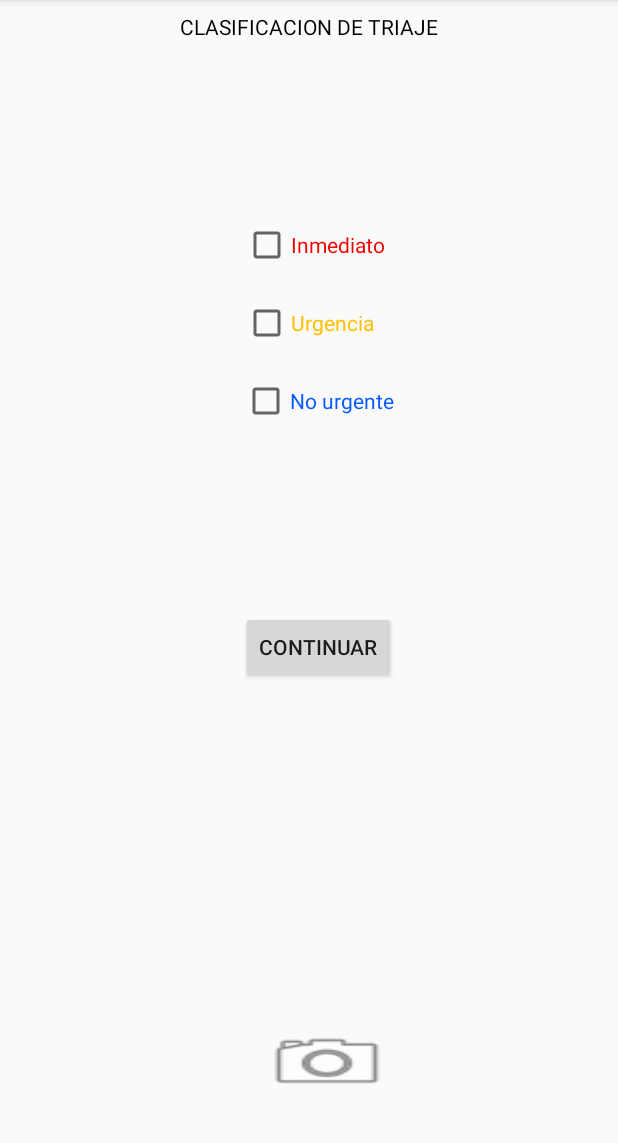
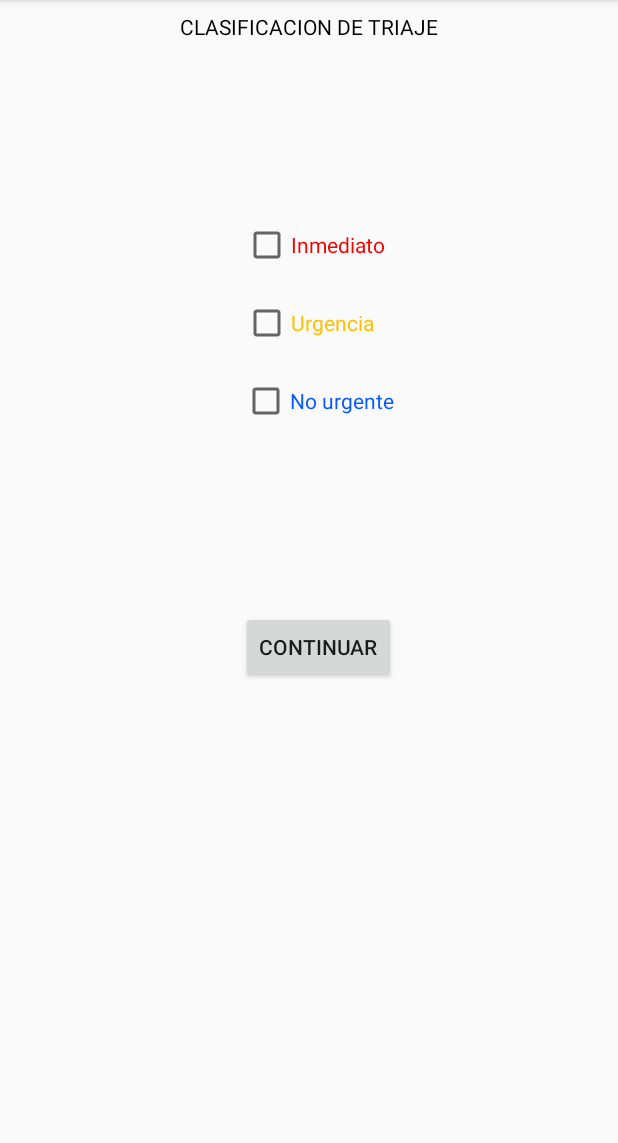
Before and after one commit to carlosesteven/api_maps, an Android app: the ColorActivity screen opened directly, with no data from a screen before it, on a phone screen of 412 x 824 dp, the part 84-1227 px from its top. Run offline under Robolectric (Android 15) with nearby library versions, the phone set to English and light mode, and no system bars; our stand-ins replace Volley; libraries missing offline, so code that uses them is left out: com.frosquivel.magicalcamera; 2 statements that could not run were skipped.

Commit message:
FIX BUGS

```diff
--- a/app/build.gradle
+++ b/app/build.gradle
@@ -25,7 +25,7 @@ android {
 
 dependencies {
     implementation fileTree(dir: 'libs', include: ['*.jar'])
-    implementation 'androidx.appcompat:appcompat:1.0.2'
+    implementation 'androidx.appcompat:appcompat:1.1.0'
     //noinspection GradleCompatible
     implementation 'com.google.android.gms:play-services-maps:17.0.0'
     implementation 'com.google.android.gms:play-services-location:17.0.0'
@@ -42,7 +42,7 @@ dependencies {
 
     //CAMARA
 
-    implementation 'com.frosquivel:magicalcamera:5.0.5'
+    implementation 'com.frosquivel:magicalcamera:6.0.0'
 
 
 }
--- a/app/src/main/java/com/example/melo/UI/Informacion.java
+++ b/app/src/main/java/com/example/melo/UI/Informacion.java
@@ -15,7 +15,7 @@ public class Informacion extends AppCompatActivity {
         setContentView(R.layout.activity_informacion);
 
         WebView web = findViewById( R.id.web );
-        web.loadUrl("http://172.16.160.110/app/accidentes/html/paso_a_seguir.html");
+        web.loadUrl( getString( R.string.url_html ) );
 
 
     }
--- a/app/src/main/java/com/example/melo/VOLLEY/VolleyMultipartRequest.java
+++ b/app/src/main/java/com/example/melo/VOLLEY/VolleyMultipartRequest.java
@@ -27,9 +27,9 @@ public class VolleyMultipartRequest extends Request<NetworkResponse> {
     private Map<String, String> mHeaders;
 
 
-    public VolleyMultipartRequest(int method, String url,
-                                  Response.Listener<NetworkResponse> listener,
-                                  Response.ErrorListener errorListener) {
+    protected VolleyMultipartRequest(int method, String url,
+                                     Response.Listener<NetworkResponse> listener,
+                                     Response.ErrorListener errorListener) {
         super(method, url, errorListener);
         this.mListener = listener;
         this.mErrorListener = errorListener;
--- a/app/src/main/res/layout/activity_color.xml
+++ b/app/src/main/res/layout/activity_color.xml
@@ -77,31 +77,6 @@
         app:layout_constraintStart_toStartOf="parent"
         app:layout_constraintTop_toBottomOf="@+id/azul" />
 
-    <Button
-        android:id="@+id/fotin"
-        android:layout_width="wrap_content"
-        android:layout_height="wrap_content"
-        android:layout_marginStart="8dp"
-        android:layout_marginEnd="8dp"
-        android:layout_marginBottom="36dp"
-        android:background="@android:drawable/ic_menu_camera"
-        app:layout_constraintBottom_toBottomOf="parent"
-        app:layout_constraintEnd_toEndOf="parent"
-        app:layout_constraintHorizontal_bias="0.54"
-        app:layout_constraintStart_toStartOf="parent" />
-
-    <ImageView
-        android:id="@+id/imageView"
-        android:layout_width="wrap_content"
-        android:layout_height="wrap_content"
-        android:layout_marginStart="8dp"
-        android:layout_marginEnd="8dp"
-        android:layout_marginBottom="32dp"
-        app:layout_constraintBottom_toTopOf="@+id/fotin"
-        app:layout_constraintEnd_toEndOf="parent"
-        app:layout_constraintHorizontal_bias="0.546"
-        app:layout_constraintStart_toStartOf="parent"
-        tools:srcCompat="@tools:sample/avatars[15]" />
 
 
 </androidx.constraintlayout.widget.ConstraintLayout>
--- a/app/src/main/res/values/strings.xml
+++ b/app/src/main/res/values/strings.xml
@@ -22,7 +22,11 @@
     <string name="title_dashboard">Dashboard</string>
     <string name="title_notifications">Notifications</string>
 
-    <string name="url_guardar">http://172.16.160.110/app/accidentes/set_datos.php</string>
-    <string name="url_consultar">http://172.16.160.110/app/accidentes/get_datos.php</string>
+    <string name="url_guardar_foto">http://172.16.160.72/accidentes/archivos/sube.php</string>
+    <string name="url_guardar_datos">http://172.16.160.72/accidentes/archivos/set_datos.php</string>
+
+    <string name="url_consultar">http://172.16.160.72/accidentes/archivos/get_datos.php</string>
+
+    <string name="url_html">http://172.16.160.72/accidentes/html/paso_a_seguir.html</string>
 
 </resources>
```
Also changed, not shown: app/src/main/AndroidManifest.xml (+10 -4 lines), app/src/main/java/com/example/melo/ColorActivity.java (+35 -67 lines), app/src/main/java/com/example/melo/UI/MapsActivity.java (+1 -10 lines).
